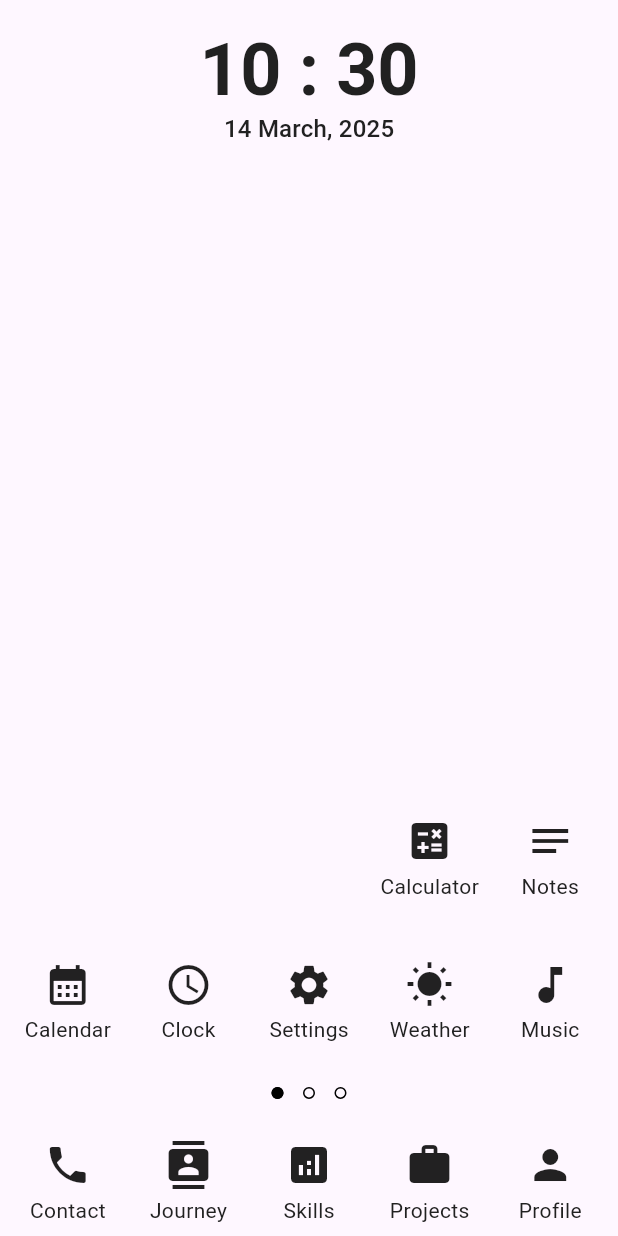
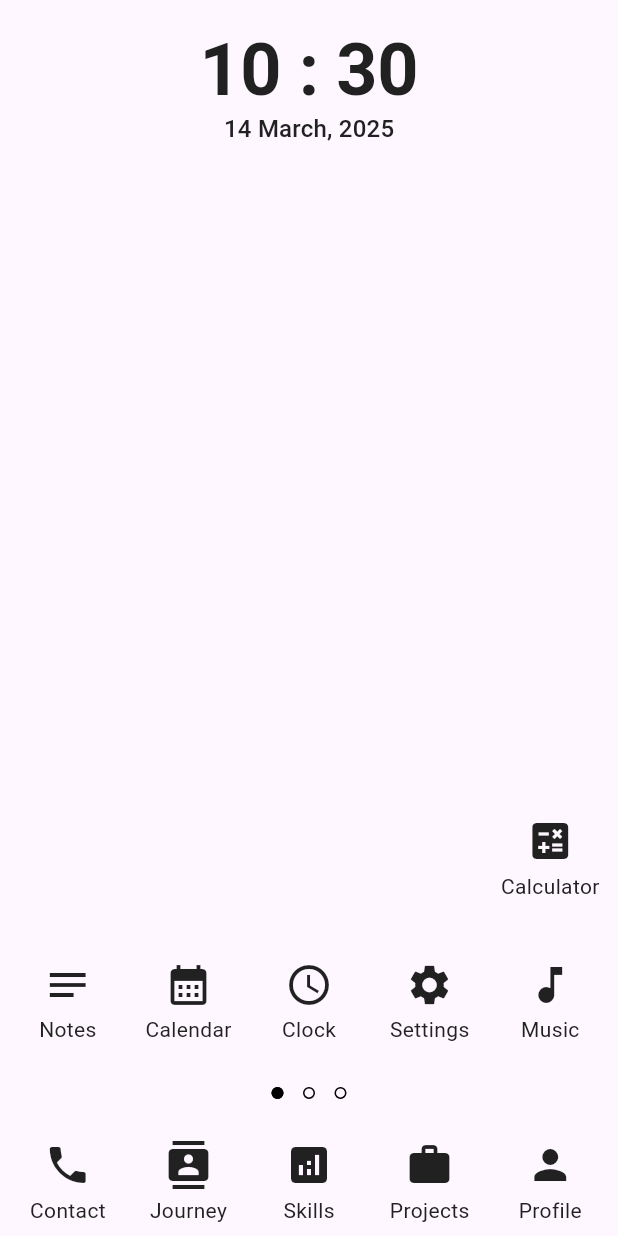
Before and after one commit to RohitMundhra123/portfolio_app, a Flutter app: the screen it shows after launch, on a phone screen of 412 x 824 dp. Run offline on Flutter 3.47's test engine with Material 3 defaults, Android fonts, the phone set to English and light mode, and no system bars; our stand-ins replace drift, drift_flutter, get, shared_preferences, sqflite; accounts and stored records are empty; generated files the repository leaves out were written again.

Commit message:
Remove Weather references from the app and update README accordingly

```diff
--- a/lib/screens/homescreenpages/firstpage.dart
+++ b/lib/screens/homescreenpages/firstpage.dart
@@ -91,13 +91,7 @@ class _FirstPageState extends State<FirstPage> {
         //   duration: const Duration(milliseconds: 500),
         // );
       }),
-      _appButton('Weather', Icons.wb_sunny, () {
-        // Get.to(
-        //   () => const WeatherApp(),
-        //   transition: Transition.fadeIn,
-        //   duration: const Duration(milliseconds: 500),
-        // );
-      }),
+
       _appButton('Music', Icons.music_note, () {
         // Get.to(
         //   () => const MusicApp(),
--- a/lib/utils/widgets/appbar_widget.dart
+++ b/lib/utils/widgets/appbar_widget.dart
@@ -13,8 +13,6 @@ IconData getIcon(String title) {
     return Icons.notes;
   } else if (title == 'Calculator') {
     return Icons.calculate;
-  } else if (title == 'Weather') {
-    return Icons.wb_sunny;
   } else if (title == 'Settings') {
     return Icons.settings;
   } else if (title == 'Clock') {
```
Also changed, not shown: lib/screens/apps/weather.dart (deleted), 2 other files.
